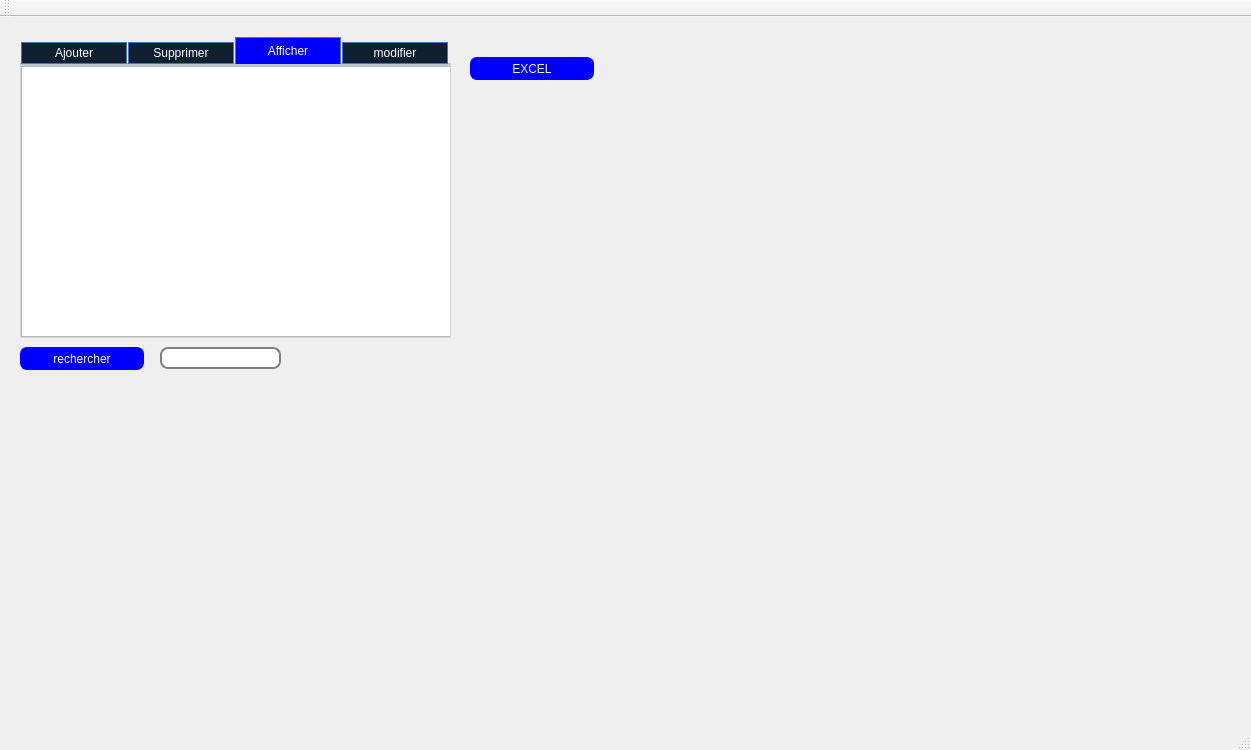
Above: mainwindow.ui from fadi-zaghdoud/projet_QT before the change. Below: the same form after it.
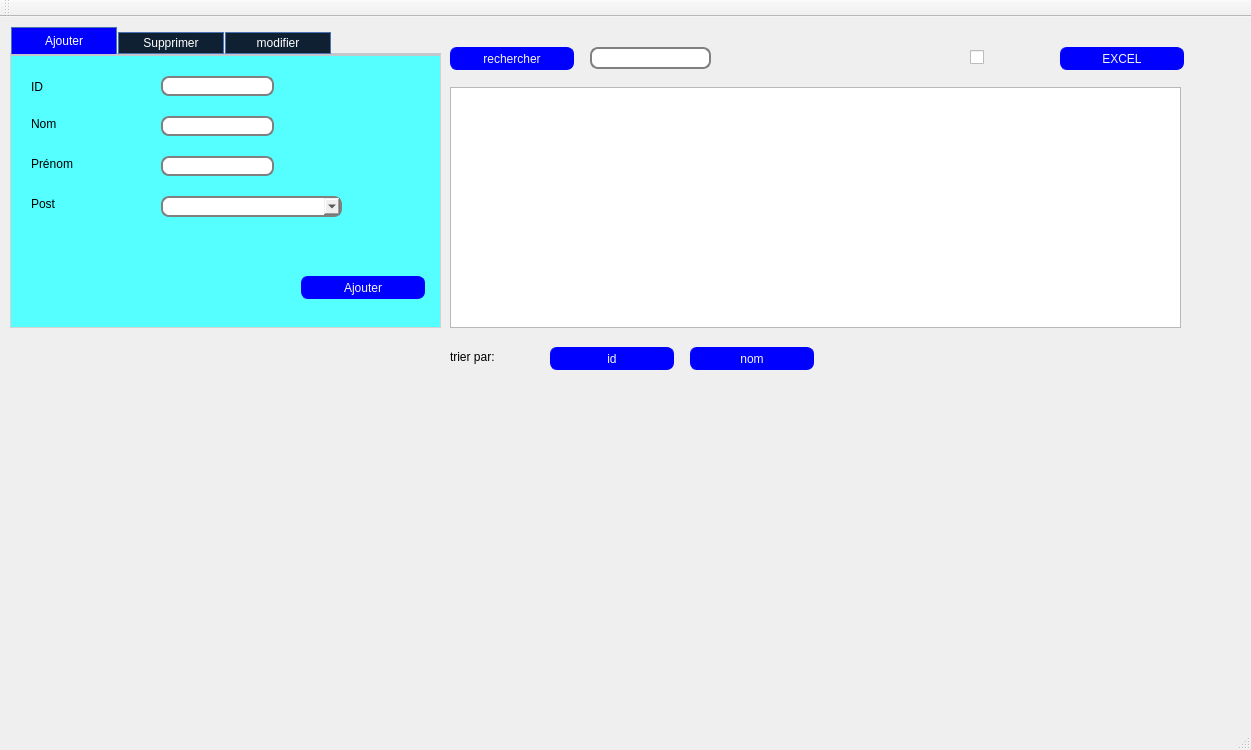
That is the form after the change. The open tabs and pages were chosen to show the change. Icons and pictures are not drawn.

The edit to the form file:
```diff
--- a/mainwindow.ui
+++ b/mainwindow.ui
@@ -17,8 +17,8 @@
    <widget class="QTabWidget" name="tabWidget">
     <property name="geometry">
      <rect>
-      <x>20</x>
-      <y>20</y>
+      <x>10</x>
+      <y>10</y>
       <width>431</width>
       <height>301</height>
      </rect>
@@ -319,34 +319,6 @@
       </property>
      </widget>
     </widget>
-    <widget class="QWidget" name="tab_5">
-     <attribute name="title">
-      <string>Afficher</string>
-     </attribute>
-     <widget class="QTableView" name="tab_employe">
-      <property name="geometry">
-       <rect>
-        <x>0</x>
-        <y>0</y>
-        <width>431</width>
-        <height>271</height>
-       </rect>
-      </property>
-      <property name="styleSheet">
-       <string notr="true">QTableView {
-    selection-background-color: qlineargradient(x1: 0, y1: 0, x2: 0.5, y2: 0.5,
-                                stop: 0 #4ccaff, stop: 1 black);
-}
-QTableView QTableCornerButton::section {
-    background: blue;
-    border: 2px outset blue;
-}
-QTableView::indicator:unchecked {
-    background-color: #d7d6d5
-}</string>
-      </property>
-     </widget>
-    </widget>
     <widget class="QWidget" name="tab_3">
      <attribute name="title">
       <string>modifier</string>
@@ -524,8 +496,8 @@
    <widget class="QPushButton" name="pb_rechercher">
     <property name="geometry">
      <rect>
-      <x>20</x>
-      <y>330</y>
+      <x>450</x>
+      <y>30</y>
       <width>124</width>
       <height>23</height>
      </rect>
@@ -556,8 +528,8 @@
    <widget class="QLineEdit" name="recherche">
     <property name="geometry">
      <rect>
-      <x>160</x>
-      <y>330</y>
+      <x>590</x>
+      <y>30</y>
       <width>121</width>
       <height>22</height>
      </rect>
@@ -574,8 +546,8 @@
    <widget class="QPushButton" name="pb_excel">
     <property name="geometry">
      <rect>
-      <x>470</x>
-      <y>40</y>
+      <x>1060</x>
+      <y>30</y>
       <width>124</width>
       <height>23</height>
      </rect>
@@ -606,8 +578,8 @@
    <widget class="QCheckBox" name="checkBox">
     <property name="geometry">
      <rect>
-      <x>570</x>
-      <y>30</y>
+      <x>970</x>
+      <y>20</y>
       <width>101</width>
       <height>41</height>
      </rect>
@@ -632,6 +604,109 @@
      <bool>false</bool>
     </property>
    </widget>
+   <widget class="QTableView" name="tab_employe">
+    <property name="geometry">
+     <rect>
+      <x>450</x>
+      <y>70</y>
+      <width>731</width>
+      <height>241</height>
+     </rect>
+    </property>
+    <property name="styleSheet">
+     <string notr="true">QTableView {
+    selection-background-color: qlineargradient(x1: 0, y1: 0, x2: 0.5, y2: 0.5,
+                                stop: 0 #4ccaff, stop: 1 black);
+}
+QTableView QTableCornerButton::section {
+    background: blue;
+    border: 2px outset blue;
+}
+QTableView::indicator:unchecked {
+    background-color: #d7d6d5
+}</string>
+    </property>
+   </widget>
+   <widget class="QPushButton" name="id">
+    <property name="geometry">
+     <rect>
+      <x>550</x>
+      <y>330</y>
+      <width>124</width>
+      <height>23</height>
+     </rect>
+    </property>
+    <property name="styleSheet">
+     <string notr="true">QPushButton {
+color: rgb(245, 245, 245);
+background-color: rgb(0, 0, 255);
+border-width: 1px;
+border-color: rgb(0, 0, 255);
+border-style: solid;
+border-radius: 7;
+padding: 3px;
+font-size: 75 ;
+padding-left: 1px;
+padding-right: 1px;
+min-width: 120px;
+max-width: 50px;
+min-height: 15px;
+max-height: 15px;
+font: 75 12pt &quot;NSimSun&quot;;
+}</string>
+    </property>
+    <property name="text">
+     <string>id</string>
+    </property>
+   </widget>
+   <widget class="QPushButton" name="nom">
+    <property name="geometry">
+     <rect>
+      <x>690</x>
+      <y>330</y>
+      <width>124</width>
+      <height>23</height>
+     </rect>
+    </property>
+    <property name="styleSheet">
+     <string notr="true">QPushButton {
+color: rgb(245, 245, 245);
+background-color: rgb(0, 0, 255);
+border-width: 1px;
+border-color: rgb(0, 0, 255);
+border-style: solid;
+border-radius: 7;
+padding: 3px;
+font-size: 75 ;
+padding-left: 1px;
+padding-right: 1px;
+min-width: 120px;
+max-width: 50px;
+min-height: 15px;
+max-height: 15px;
+font: 75 12pt &quot;NSimSun&quot;;
+}</string>
+    </property>
+    <property name="text">
+     <string>nom</string>
+    </property>
+   </widget>
+   <widget class="QLabel" name="label_6">
+    <property name="geometry">
+     <rect>
+      <x>450</x>
+      <y>330</y>
+      <width>121</width>
+      <height>20</height>
+     </rect>
+    </property>
+    <property name="styleSheet">
+     <string notr="true">font: 75 12pt &quot;NSimSun&quot;;</string>
+    </property>
+    <property name="text">
+     <string>trier par:</string>
+    </property>
+   </widget>
    <zorder>checkBox</zorder>
    <zorder>tabWidget</zorder>
    <zorder>pb_rechercher</zorder>
```
Left out of the diff: 4 changed lines with no effect on the pictures.
